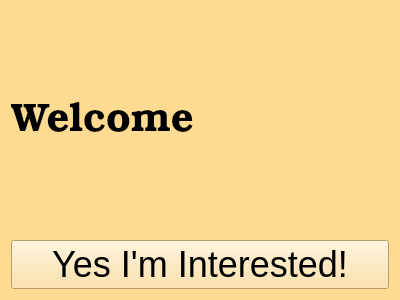
This is playergreeting.ui in zxjorge/EDApp as Qt 5 draws it before an edit. The edited form follows.
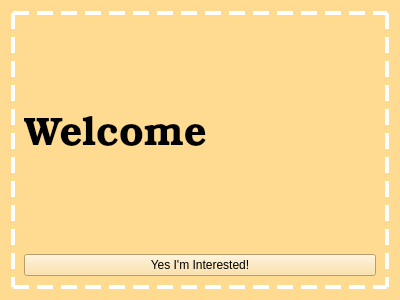
This is the edited form.

Commit message: username is now saved. Updated ui to have boarder

Diff of the .ui file:
```diff
--- a/playergreeting.ui
+++ b/playergreeting.ui
@@ -23,7 +23,16 @@
   </property>
   <layout class="QVBoxLayout" name="verticalLayout">
    <item>
-    <spacer name="verticalSpacer_2">
+    <widget class="QFrame" name="verticalFrame">
+     <property name="styleSheet">
+      <string notr="true">QFrame#verticalFrame {
+        border: 4px dashed white;
+}
+</string>
+     </property>
+     <layout class="QVBoxLayout" name="verticalLayout_2">
+      <item>
+       <spacer name="verticalSpacer">
      <property name="orientation">
       <enum>Qt::Vertical</enum>
      </property>
@@ -52,7 +61,7 @@
     </widget>
    </item>
    <item>
-    <spacer name="verticalSpacer">
+       <spacer name="verticalSpacer_2">
      <property name="orientation">
       <enum>Qt::Vertical</enum>
      </property>
@@ -69,6 +78,9 @@
      <property name="text">
       <string>Yes I'm Interested!</string>
      </property>
+       </widget>
+      </item>
+     </layout>
     </widget>
    </item>
   </layout>
```
Lines whose indentation alone changed are shown as unchanged. The commit also changes 4 other files.
